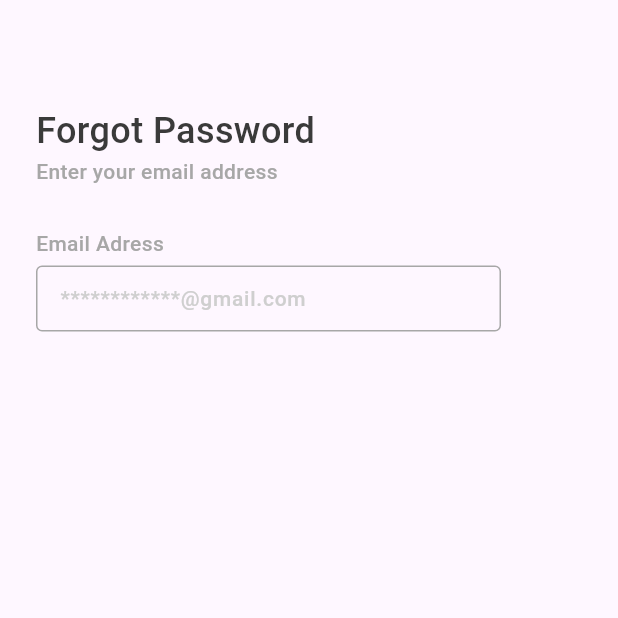
After one commit to yoGurtwithThoughts/oech_app-main, a Flutter app: the ForgotPasswordPage screen opened directly, on a phone screen of 412 x 824 dp, the top half of it. The commit adds this screen. Run offline on Flutter 3.47's test engine with Material 3 defaults, Android fonts, the light colour scheme and no system bars; our stand-ins replace supabase, supabase_flutter; accounts and stored records are empty.

Commit message:
ык ык ык

```diff
--- /dev/null
+++ b/oech/lib/pages/forgot_page.dart
@@ -0,0 +1,65 @@
+import 'dart:developer';
+import 'package:flutter/material.dart';
+import 'package:oech/main.dart';
+import 'package:oech/pages/signUp_page.dart';
+import 'package:oech/widgets/text_field_widget.dart';
+import 'package:supabase/supabase.dart';
+
+class ForgotPasswordPage extends StatefulWidget{
+  const ForgotPasswordPage({super.key});
+  @override
+  State<ForgotPasswordPage> createState()=> _ForgotPasswordPageState();
+}
+class _ForgotPasswordPageState extends State<ForgotPasswordPage>{
+  @override
+  final TextEditingController _emailController = TextEditingController();
+  final TextEditingController _passwordController = TextEditingController();
+
+  Widget build (BuildContext context){
+    return const Scaffold(
+       body: SingleChildScrollView(
+        scrollDirection: Axis.vertical,
+
+      child: Padding(
+        padding: EdgeInsets.only(left: 24, top: 70),
+        child: SizedBox(
+          width: 310,
+            child: Column(
+              mainAxisAlignment: MainAxisAlignment.start,
+              crossAxisAlignment: CrossAxisAlignment.start,
+              children: <Widget>[
+                  Text('Forgot Password',
+                  style: TextStyle(
+                    fontSize: 24,
+                    color: Color.fromRGBO(58, 58, 58, 1),
+                    fontWeight: FontWeight.w500,
+                  )),
+
+                Text('Enter your email address',
+                style: TextStyle(
+                  fontSize: 14,
+                  fontWeight: FontWeight.w500,
+                  color: Color.fromRGBO(167, 167, 167, 1)
+                )),
+
+                SizedBox(height: 18),
+               TextFieldWidget(
+               textTitle: 'Email Adress',
+                   textTitleColor: Color.fromRGBO(167, 167, 167, 1),
+                    textSize: 14,
+                     height: 10,
+                     hintText: '************@gmail.com',
+                     ),
+              ]
+
+
+    ),
+
+
+            ),
+          ),
+      )
+      );
+  }
+
+}
```
Also changed, not shown: oech/lib/main.dart (+11 -1 lines), oech/lib/model/signIn_model.dart (+44 -0 lines), oech/lib/model/supabase_servise.dart (+28 -0 lines), oech/lib/pages/loginIn_page.dart (+4 -5 lines), oech/lib/pages/signUp_page.dart (+56 -9 lines), oech/lib/widgets/text_field_widget.dart (+64 -12 lines).
